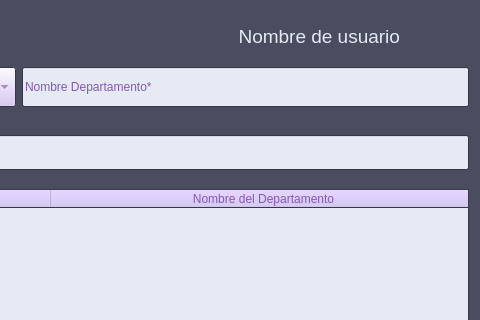
This is vistas/UIs/frmDepartamentos.ui in andyy-nr/pda-proyecto as Qt 5 draws it before an edit; both pictures show x 811 to 1291 and y 0 to 320 of the 1291 by 758 pixel window. The edited form follows.
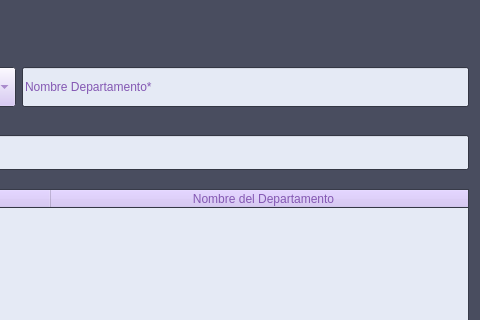
This is the edited form. Icons and pictures are not drawn.

```diff
--- a/vistas/UIs/frmDepartamentos.ui
+++ b/vistas/UIs/frmDepartamentos.ui
@@ -554,24 +554,6 @@
        <number>-1</number>
       </property>
      </widget>
-     <widget class="QLabel" name="lbl_nombre_usuario">
-      <property name="geometry">
-       <rect>
-        <x>120</x>
-        <y>10</y>
-        <width>211</width>
-        <height>31</height>
-       </rect>
-      </property>
-      <property name="font">
-       <font>
-        <pointsize>14</pointsize>
-       </font>
-      </property>
-      <property name="text">
-       <string>&lt;html&gt;&lt;head/&gt;&lt;body&gt;&lt;p align=&quot;right&quot;&gt;Nombre de usuario&lt;/p&gt;&lt;/body&gt;&lt;/html&gt;</string>
-      </property>
-     </widget>
     </widget>
    </item>
    <item row="1" column="0" colspan="3">
```
